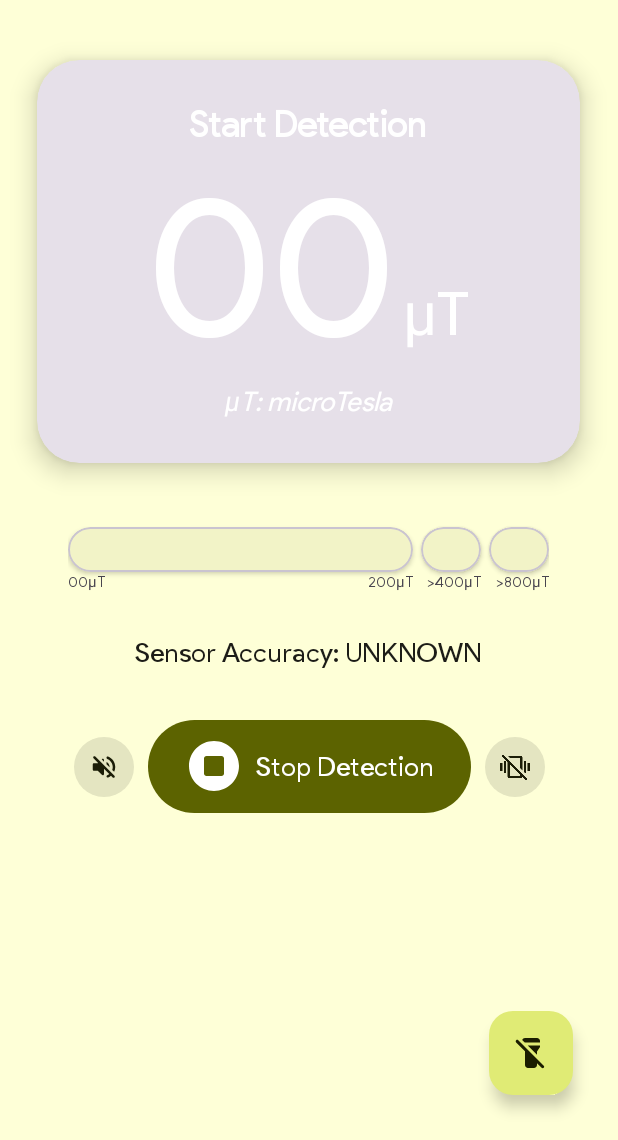
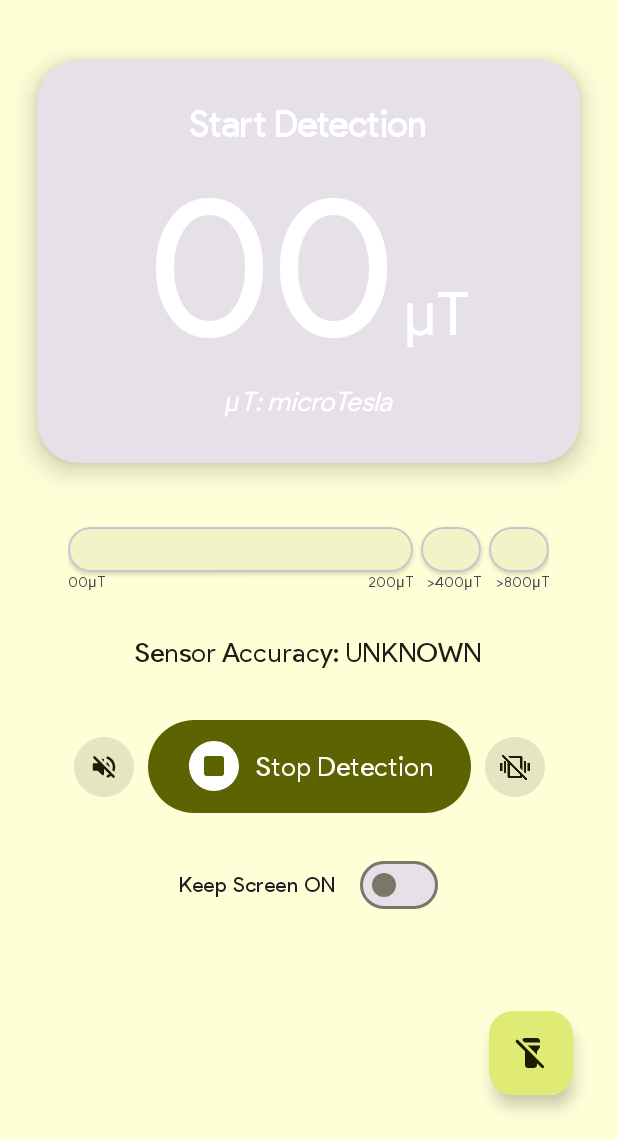
Before and after one commit to ianposediooo/Metal-Detector-Android-App, an Android app: the screen it shows after launch (MainActivity), on a phone screen of 412 x 824 dp, the part 96-1236 px from its top. Run offline under Robolectric (Android 15) with nearby library versions, the phone set to English and light mode, and no system bars.

Commit message:
Added Keep Screen ON switch

```diff
--- a/app/src/main/java/com/ianposedio/metaldetector/MainActivity.kt
+++ b/app/src/main/java/com/ianposedio/metaldetector/MainActivity.kt
@@ -22,6 +22,7 @@ import android.util.Log
 import android.view.Menu
 import android.view.MenuItem
 import android.view.View
+import android.view.WindowManager
 import android.widget.ProgressBar
 import android.widget.TextView
 import android.widget.Toast
@@ -33,6 +34,7 @@ import com.google.android.material.button.MaterialButton
 import com.google.android.material.card.MaterialCardView
 import com.google.android.material.dialog.MaterialAlertDialogBuilder
 import com.google.android.material.floatingactionbutton.FloatingActionButton
+import com.google.android.material.materialswitch.MaterialSwitch
 import kotlin.math.pow
 import kotlin.math.sqrt
 
@@ -99,7 +101,15 @@ class MainActivity : AppCompatActivity(), SensorEventListener {
             builder.show()
         }
 
-
+        //keepscreenonswitch
+        val keepScreenOnSwitch = findViewById<MaterialSwitch>(R.id.keepScrenOn_Switch)
+        keepScreenOnSwitch.setOnCheckedChangeListener { buttonView, isChecked ->
+            if (isChecked) {
+                window.addFlags(WindowManager.LayoutParams.FLAG_KEEP_SCREEN_ON)
+            } else {
+                window.clearFlags(WindowManager.LayoutParams.FLAG_KEEP_SCREEN_ON)
+            }
+        }
 
 
         //vibration and beep buttons
--- a/app/src/main/res/layout/activity_main.xml
+++ b/app/src/main/res/layout/activity_main.xml
@@ -220,7 +220,8 @@
         android:layout_width="match_parent"
         android:layout_height="wrap_content"
         android:layout_below="@+id/accuracyTextView"
-        android:layout_marginTop="30dp">
+        android:layout_marginTop="30dp"
+        android:id="@+id/buttons">
 
         <com.google.android.material.button.MaterialButton
             android:id="@+id/button3"
@@ -261,4 +262,14 @@
 
     </androidx.constraintlayout.widget.ConstraintLayout>
 
+    <com.google.android.material.materialswitch.MaterialSwitch
+        android:layout_marginTop="20dp"
+        android:id="@+id/keepScrenOn_Switch"
+        android:layout_width="wrap_content"
+        android:layout_height="wrap_content"
+        android:text="Keep Screen ON"
+        android:textSize="14sp"
+        android:layout_below="@+id/buttons"
+        android:layout_centerHorizontal="true"/>
+
 </RelativeLayout>
```
